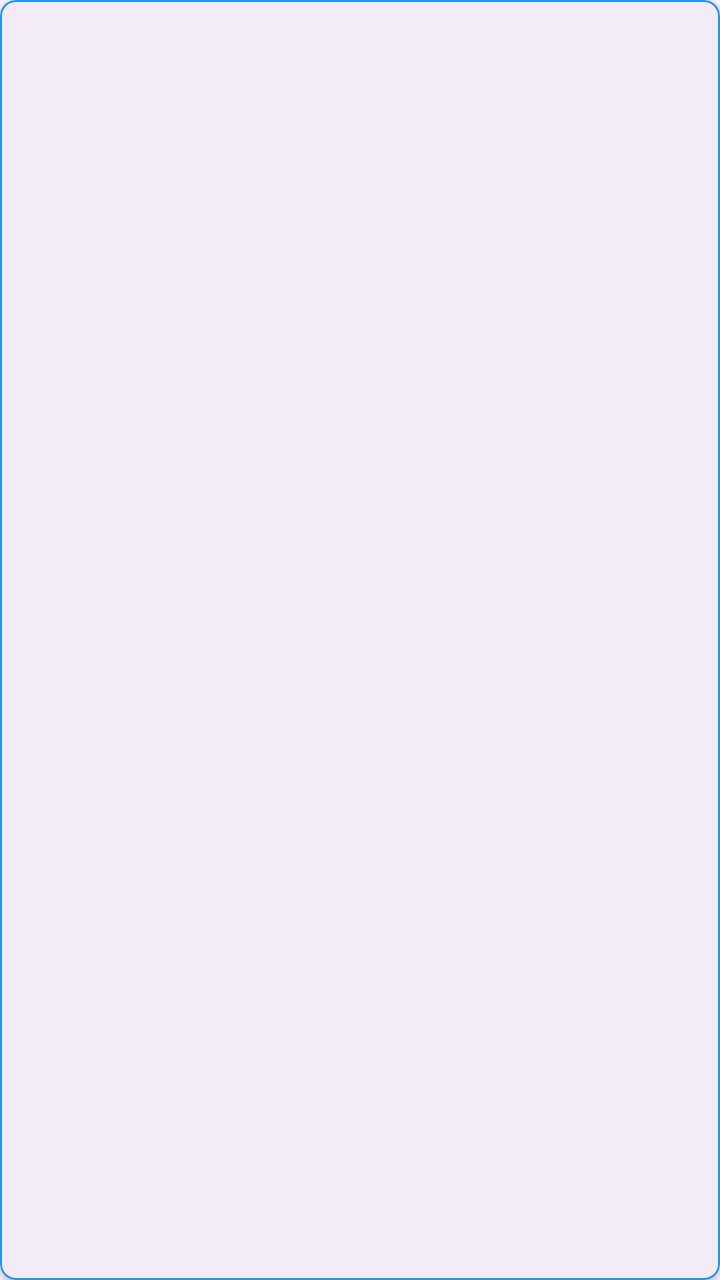
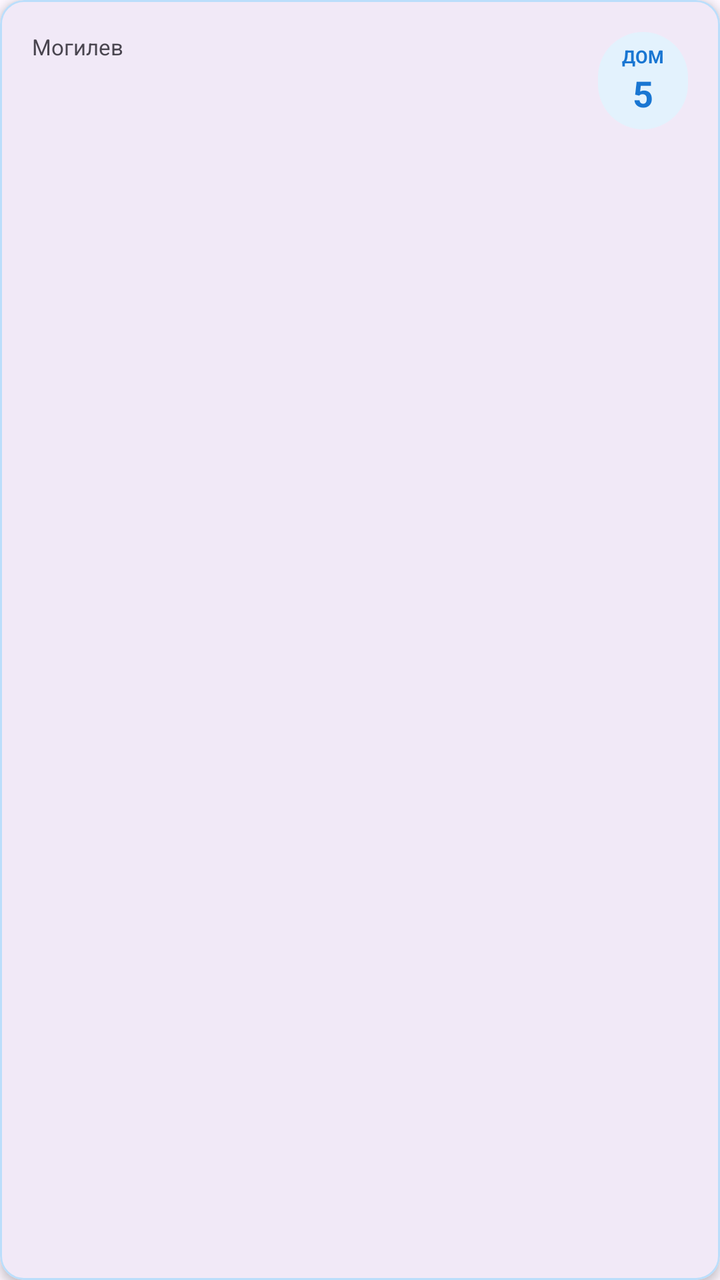

Screens rendered from an Android XML layout before and after an edit, with the pre-edit source and the edit as a unified diff.
<!-- AndroidManifest.xml: application theme Theme.BaseHome -->
<!-- res/layout/item_address.xml -->
<?xml version="1.0" encoding="utf-8"?>
<com.google.android.material.card.MaterialCardView xmlns:android="http://schemas.android.com/apk/res/android"
    xmlns:app="http://schemas.android.com/apk/res-auto"
    android:layout_width="match_parent"
    android:layout_height="wrap_content"
    android:layout_marginHorizontal="12dp"
    android:layout_marginVertical="6dp"
    app:cardCornerRadius="8dp"
    app:cardElevation="2dp"
    app:strokeWidth="1dp"
    app:strokeColor="#2196F3">

    <RelativeLayout
        android:layout_width="match_parent"
        android:layout_height="wrap_content"
        android:padding="16dp"
        android:background="?android:attr/selectableItemBackground">

        <LinearLayout
            android:layout_width="match_parent"
            android:layout_height="wrap_content"
            android:orientation="vertical"
            android:layout_toStartOf="@+id/btnDeleteAddressItem">

            <TextView
                android:id="@+id/tvItemCity"
                android:layout_width="wrap_content"
                android:layout_height="wrap_content"
                android:textSize="10sp"
                android:textColor="?android:attr/textColorSecondary"
                android:layout_marginBottom="2dp" />

            <TextView
                android:id="@+id/tvStreet"
                android:layout_width="match_parent"
                android:layout_height="wrap_content"
                android:textSize="18sp"
                android:textStyle="bold"
                android:textColor="?android:attr/textColorPrimary" />

            <TextView
                android:id="@+id/tvHouse"
                android:layout_width="wrap_content"
                android:layout_height="wrap_content"
                android:layout_marginTop="4dp"
                android:textSize="14sp"
                android:textColor="?android:attr/textColorSecondary" />

            <TextView
                android:id="@+id/tvEntrance"
                android:layout_width="wrap_content"
                android:layout_height="wrap_content"
                android:textSize="14sp"
                android:textColor="?android:attr/textColorSecondary"
                android:visibility="gone" />
        </LinearLayout>

        <ImageButton
            android:id="@+id/btnDeleteAddressItem"
            android:layout_width="36dp"
            android:layout_height="36dp"
            android:layout_alignParentEnd="true"
            android:layout_centerVertical="true"
            android:background="?android:attr/selectableItemBackgroundBorderless"
            android:src="@android:drawable/ic_menu_delete"
            app:tint="#D32F2F"
            android:visibility="gone" />

    </RelativeLayout>
</com.google.android.material.card.MaterialCardView>
<!-- resources referenced by this layout -->
<resources>
  <style name="Theme.BaseHome" parent="Base.Theme.BaseHome" />
  <style name="Base.Theme.BaseHome" parent="Theme.Material3.DayNight.NoActionBar">
          
          
      </style>
</resources>

<!-- the commit's change to res/layout/item_address.xml (unified diff, before → after) -->
@@ -5,66 +5,98 @@
     android:layout_height="wrap_content"
     android:layout_marginHorizontal="12dp"
     android:layout_marginVertical="6dp"
-    app:cardCornerRadius="8dp"
-    app:cardElevation="2dp"
+    app:cardCornerRadius="12dp"
+    app:cardElevation="3dp"
     app:strokeWidth="1dp"
-    app:strokeColor="#2196F3">
+    app:strokeColor="#BBDEFB">
 
-    <RelativeLayout
+    <androidx.constraintlayout.widget.ConstraintLayout
         android:layout_width="match_parent"
         android:layout_height="wrap_content"
         android:padding="16dp"
         android:background="?android:attr/selectableItemBackground">
 
+        
+        <TextView
+            android:id="@+id/tvItemCity"
+            android:layout_width="wrap_content"
+            android:layout_height="wrap_content"
+            android:textSize="11sp"
+            android:textColor="?android:attr/textColorSecondary"
+            android:text="Могилев"
+            app:layout_constraintStart_toStartOf="parent"
+            app:layout_constraintTop_toTopOf="parent" />
+
+        
+        <TextView
+            android:id="@+id/tvStreet"
+            android:layout_width="0dp"
+            android:layout_height="wrap_content"
+            android:layout_marginTop="2dp"
+            android:layout_marginEnd="8dp"
+            android:textSize="19sp"
+            android:textStyle="bold"
+            android:textColor="?android:attr/textColorPrimary"
+            app:layout_constraintEnd_toStartOf="@+id/tvHouseContainer"
+            app:layout_constraintStart_toStartOf="parent"
+            app:layout_constraintTop_toBottomOf="@id/tvItemCity" />
+
+        
         <LinearLayout
-            android:layout_width="match_parent"
+            android:id="@+id/tvHouseContainer"
+            android:layout_width="wrap_content"
             android:layout_height="wrap_content"
+            android:background="@android:drawable/toast_frame"
+            android:backgroundTint="#E3F2FD"
             android:orientation="vertical"
-            android:layout_toStartOf="@+id/btnDeleteAddressItem">
+            android:paddingHorizontal="12dp"
+            android:paddingVertical="6dp"
+            android:gravity="center"
+            app:layout_constraintBottom_toBottomOf="parent"
+            app:layout_constraintEnd_toStartOf="@+id/btnDeleteAddressItem"
+            app:layout_constraintTop_toTopOf="parent">
 
             <TextView
-                android:id="@+id/tvItemCity"
                 android:layout_width="wrap_content"
                 android:layout_height="wrap_content"
-                android:textSize="10sp"
-                android:textColor="?android:attr/textColorSecondary"
-                android:layout_marginBottom="2dp" />
-
-            <TextView
-                android:id="@+id/tvStreet"
-                android:layout_width="match_parent"
-                android:layout_height="wrap_content"
-                android:textSize="18sp"
-                android:textStyle="bold"
-                android:textColor="?android:attr/textColorPrimary" />
+                android:text="ДОМ"
+                android:textSize="9sp"
+                android:textColor="#1976D2"
+                android:textStyle="bold" />
 
             <TextView
                 android:id="@+id/tvHouse"
                 android:layout_width="wrap_content"
                 android:layout_height="wrap_content"
-                android:layout_marginTop="4dp"
-                android:textSize="14sp"
-                android:textColor="?android:attr/textColorSecondary" />
-
-            <TextView
-                android:id="@+id/tvEntrance"
-                android:layout_width="wrap_content"
-                android:layout_height="wrap_content"
-                android:textSize="14sp"
-                android:textColor="?android:attr/textColorSecondary"
-                android:visibility="gone" />
+                android:textSize="18sp"
+                android:textStyle="bold"
+                android:textColor="#1976D2"
+                android:text="5" />
         </LinearLayout>
 
+        
+        <TextView
+            android:id="@+id/tvEntrance"
+            android:layout_width="wrap_content"
+            android:layout_height="wrap_content"
+            android:textSize="13sp"
+            android:textColor="?android:attr/textColorSecondary"
+            android:visibility="gone"
+            app:layout_constraintStart_toStartOf="parent"
+            app:layout_constraintTop_toBottomOf="@id/tvStreet" />
+
+        
         <ImageButton
             android:id="@+id/btnDeleteAddressItem"
-            android:layout_width="36dp"
-            android:layout_height="36dp"
-            android:layout_alignParentEnd="true"
-            android:layout_centerVertical="true"
+            android:layout_width="40dp"
+            android:layout_height="40dp"
             android:background="?android:attr/selectableItemBackgroundBorderless"
             android:src="@android:drawable/ic_menu_delete"
             app:tint="#D32F2F"
-            android:visibility="gone" />
+            android:visibility="gone"
+            app:layout_constraintBottom_toBottomOf="parent"
+            app:layout_constraintEnd_toEndOf="parent"
+            app:layout_constraintTop_toTopOf="parent" />
 
-    </RelativeLayout>
+    </androidx.constraintlayout.widget.ConstraintLayout>
 </com.google.android.material.card.MaterialCardView>
